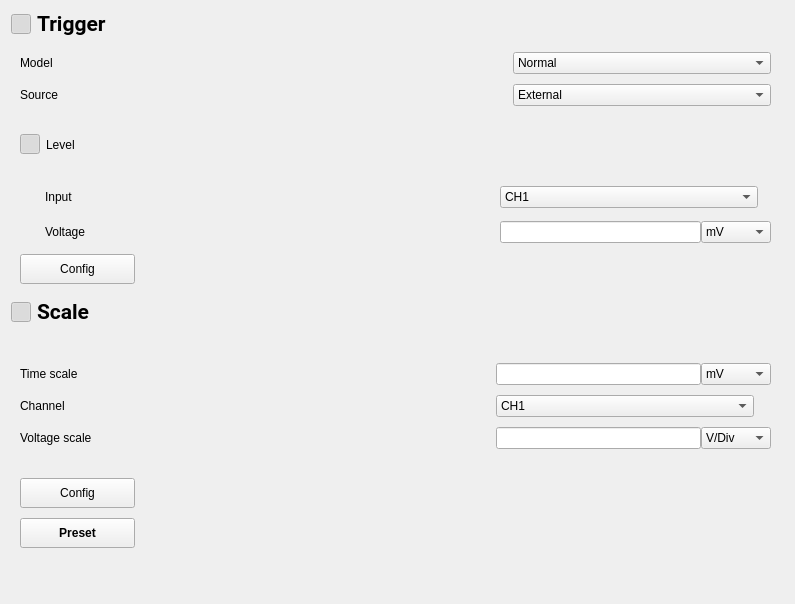
The window that tas7061bb/widgets/wgContentRtm3004/wgContentRtm3004.ui (DoND8xforce/tas7061) describes before a commit, drawn with Qt 5.
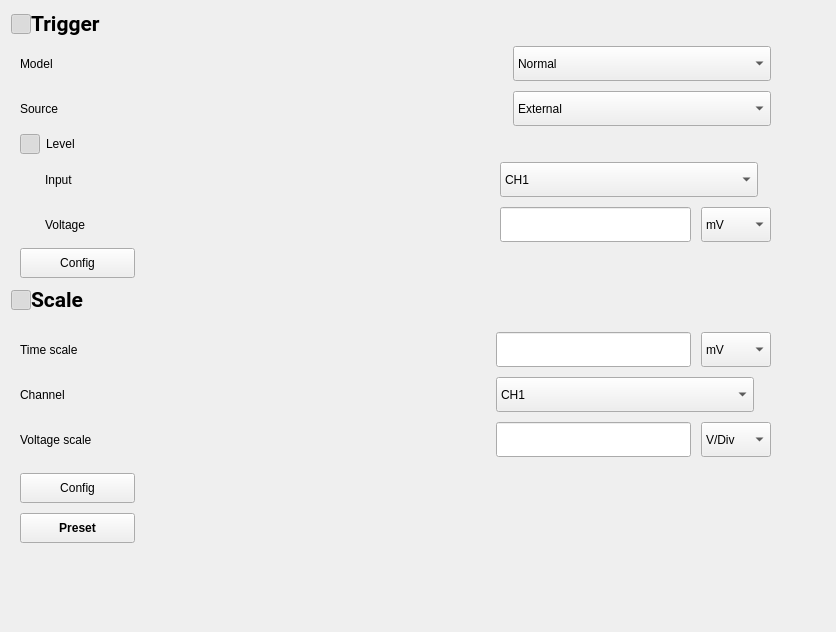
The same window after the commit. Icons and pictures are not drawn.

Diff of the .ui file:
```diff
--- a/tas7061bb/widgets/wgContentRtm3004/wgContentRtm3004.ui
+++ b/tas7061bb/widgets/wgContentRtm3004/wgContentRtm3004.ui
@@ -6,15 +6,18 @@
    <rect>
     <x>0</x>
     <y>0</y>
-    <width>795</width>
-    <height>604</height>
+    <width>836</width>
+    <height>632</height>
    </rect>
   </property>
   <property name="windowTitle">
    <string>Form</string>
   </property>
   <layout class="QGridLayout" name="gridLayout_5">
-   <item row="0" column="0" colspan="2">
+   <property name="spacing">
+    <number>0</number>
+   </property>
+   <item row="0" column="0">
     <layout class="QVBoxLayout" name="verticalLayout">
      <item>
       <layout class="QHBoxLayout" name="horizontalLayout_2">
@@ -124,7 +127,7 @@
             <property name="minimumSize">
              <size>
               <width>258</width>
-              <height>0</height>
+              <height>35</height>
              </size>
             </property>
             <property name="maximumSize">
@@ -155,7 +158,7 @@
             <property name="minimumSize">
              <size>
               <width>258</width>
-              <height>0</height>
+              <height>35</height>
              </size>
             </property>
             <property name="maximumSize">
@@ -278,7 +281,7 @@
              <property name="minimumSize">
               <size>
                <width>258</width>
-               <height>0</height>
+               <height>35</height>
               </size>
              </property>
              <property name="maximumSize">
@@ -306,15 +309,25 @@
            </item>
            <item row="1" column="1">
             <layout class="QHBoxLayout" name="horizontalLayout_3">
+             <property name="spacing">
+              <number>10</number>
+             </property>
              <item>
-              <widget class="QLineEdit" name="lineEdit"/>
+              <widget class="QLineEdit" name="lineEdit">
+               <property name="minimumSize">
+                <size>
+                 <width>0</width>
+                 <height>35</height>
+                </size>
+               </property>
+              </widget>
              </item>
              <item>
               <widget class="QComboBox" name="comboBox_4">
                <property name="minimumSize">
                 <size>
                  <width>70</width>
-                 <height>0</height>
+                 <height>35</height>
                 </size>
                </property>
                <property name="cursor">
@@ -376,7 +389,7 @@
      </item>
     </layout>
    </item>
-   <item row="0" column="2">
+   <item row="0" column="1">
     <spacer name="horizontalSpacer_6">
      <property name="orientation">
       <enum>Qt::Orientation::Horizontal</enum>
@@ -465,7 +478,7 @@
      </item>
     </layout>
    </item>
-   <item row="2" column="0" colspan="2">
+   <item row="2" column="0">
     <widget class="QWidget" name="wgScale" native="true">
      <property name="minimumSize">
       <size>
@@ -494,15 +507,25 @@
         </item>
         <item row="0" column="1">
          <layout class="QHBoxLayout" name="horizontalLayout_8">
+          <property name="spacing">
+           <number>10</number>
+          </property>
           <item>
-           <widget class="QLineEdit" name="lineEdit_3"/>
+           <widget class="QLineEdit" name="lineEdit_3">
+            <property name="minimumSize">
+             <size>
+              <width>0</width>
+              <height>35</height>
+             </size>
+            </property>
+           </widget>
           </item>
           <item>
            <widget class="QComboBox" name="comboBox_9">
             <property name="minimumSize">
              <size>
               <width>70</width>
-              <height>0</height>
+              <height>35</height>
              </size>
             </property>
             <property name="cursor">
@@ -529,7 +552,7 @@
           <property name="minimumSize">
            <size>
             <width>258</width>
-            <height>0</height>
+            <height>35</height>
            </size>
           </property>
           <property name="maximumSize">
@@ -554,15 +577,25 @@
         </item>
         <item row="2" column="1">
          <layout class="QHBoxLayout" name="horizontalLayout_9">
+          <property name="spacing">
+           <number>10</number>
+          </property>
           <item>
-           <widget class="QLineEdit" name="lineEdit_4"/>
+           <widget class="QLineEdit" name="lineEdit_4">
+            <property name="minimumSize">
+             <size>
+              <width>0</width>
+              <height>35</height>
+             </size>
+            </property>
+           </widget>
           </item>
           <item>
            <widget class="QComboBox" name="comboBox_10">
             <property name="minimumSize">
              <size>
               <width>70</width>
-              <height>0</height>
+              <height>35</height>
              </size>
             </property>
             <property name="cursor">
@@ -639,7 +672,7 @@
      </layout>
     </widget>
    </item>
-   <item row="3" column="1">
+   <item row="3" column="0">
     <spacer name="verticalSpacer">
      <property name="orientation">
       <enum>Qt::Orientation::Vertical</enum>
```
